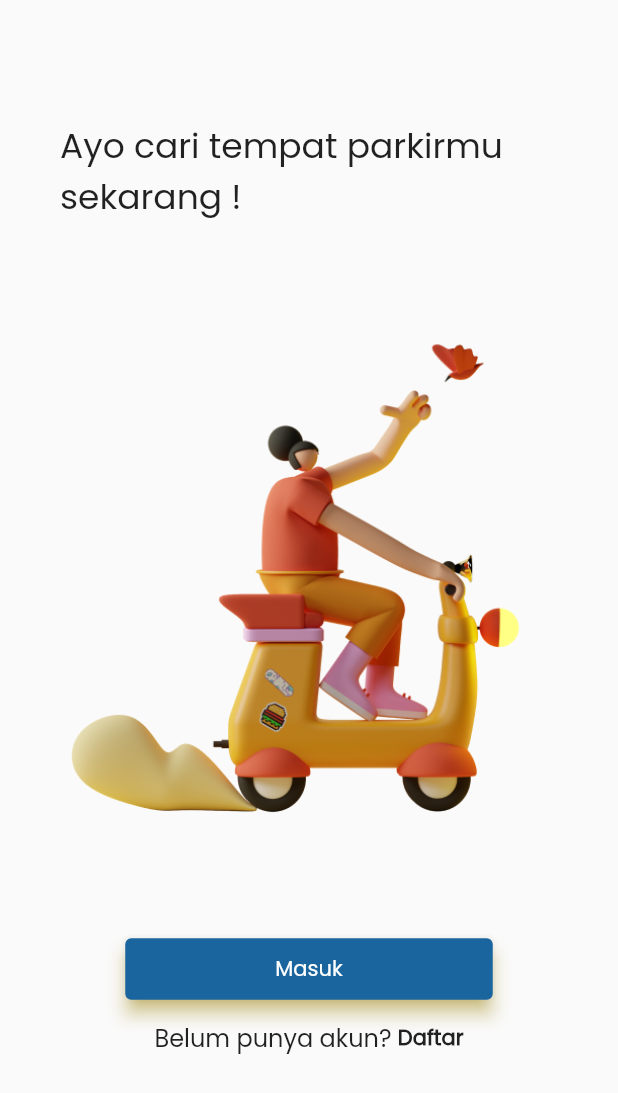
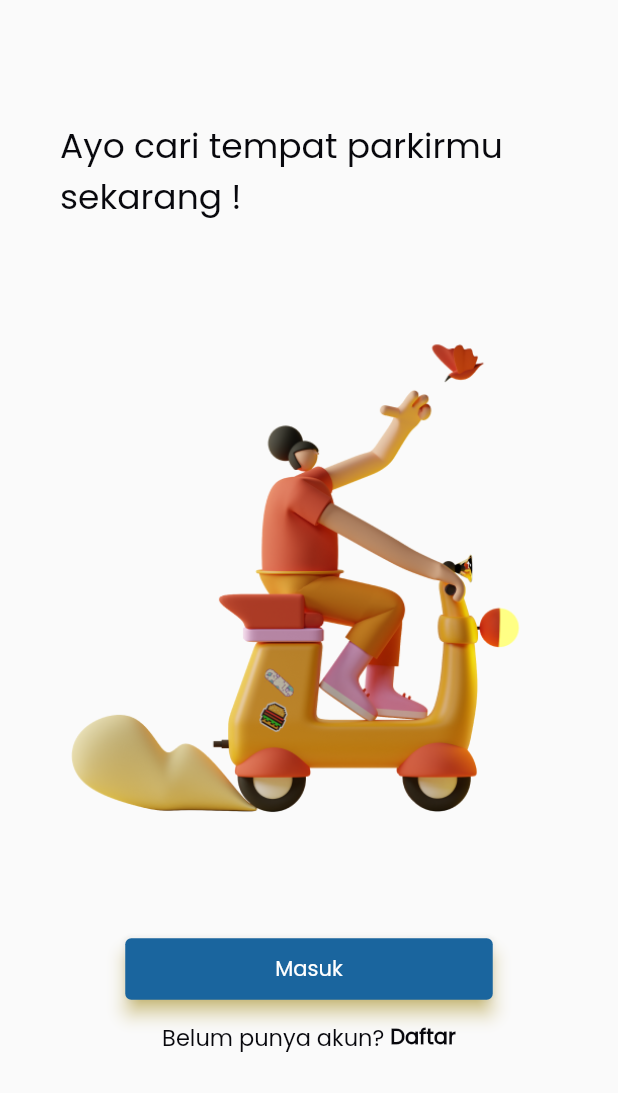
Before and after one commit to RyzAnugrah/parking_u, a Flutter app: the screen it shows after launch, on a phone screen of 412 x 824 dp. Shown: the top 1093 px of the screen. Run offline on Flutter 3.47's test engine with Material 2 defaults, Android fonts, the phone set to English and light mode, and no system bars; our stand-ins replace device_preview.

Commit message:
fixing + add device_preview

```diff
--- /dev/null
+++ b/lib/enum/device_screen_type.dart
@@ -0,0 +1,5 @@
+enum DeviceScreenType {
+  Mobile,
+  Tablet,
+  Desktop
+}
--- a/lib/main.dart
+++ b/lib/main.dart
@@ -1,20 +1,34 @@
+import 'package:flutter/foundation.dart';
 import 'package:flutter/material.dart';
+import 'package:device_preview/device_preview.dart';
+import 'package:flutter/services.dart';
+
 import 'package:parking_u/screens/splash_screen.dart';
 
-void main() {
-  runApp(MyApp());
-}
+void main() => runApp(
+      DevicePreview(
+        enabled: !kReleaseMode, // Ensures that it is disabled in release mode
+        builder: (context) => MyApp(),
+      ),
+    );
 
 class MyApp extends StatelessWidget {
   @override
   Widget build(BuildContext context) {
+    SystemChrome.setPreferredOrientations([
+      DeviceOrientation.portraitUp,
+      DeviceOrientation.portraitDown,
+    ]);
     return MaterialApp(
+      locale: DevicePreview.locale(context),
+      builder: DevicePreview.appBuilder,
       title: 'Parking.u',
       debugShowCheckedModeBanner: false,
       theme: ThemeData(
-        primarySwatch: Colors.blueGrey,
-        fontFamily: 'Poppins',
-      ),
+          textTheme: Theme.of(context).textTheme.apply(
+                fontFamily: 'Poppins',
+                bodyColor: Color(0xFF08080D)
+              )),
       home: SplashScreenPage(),
     );
   }
--- a/lib/screens/home_screen.dart
+++ b/lib/screens/home_screen.dart
@@ -1,20 +1,25 @@
 import 'package:flutter/material.dart';
+import 'package:parking_u/ui/base_widget.dart';
 
-class HomeScreen extends StatelessWidget {
+class HomeScreenPage extends StatelessWidget {
+  static const BackgroundColor = Color(0xFFFFFFFF);
+  static const ErrorColor = Color(0xFFD11313);
+  static const InfoColor = Color(0xFF0569FF);
+  static const PendingColor = Color(0xFFFE9705);
   static const PrimaryColor = Color(0xFF1A659E);
   static const SecondaryColor = Color(0xFFF8CD12);
   static const ShadesColor = Color(0xFF042035);
-  static const BackgroundColor = Color(0xFFFFFFFF);
+  static const SuccessColor = Color(0xFF3AC430);
   static const TextColor_1 = Color(0xFFFFFFFF);
   static const TextColor_2 = Color(0xFF08080D);
-  static const ErrorColor = Color(0xFFD11313);
-  static const InfoColor = Color(0xFF0569FF);
-  static const SuccessColor = Color(0xFF3AC430);
-  static const PendingColor = Color(0xFFFE9705);
+
+  const HomeScreenPage({Key key}) : super(key: key);
 
   @override
   Widget build(BuildContext context) {
+    return BaseWidget(builder: (context, sizingInformation) {
       return Scaffold(
+        resizeToAvoidBottomInset: false,
         body: Container(
           margin: EdgeInsets.all(40.0),
           child: Center(
@@ -47,7 +52,7 @@ class HomeScreen extends StatelessWidget {
                   children: [
                     Text(
                       'Belum punya akun? ',
-                    style: TextStyle(fontSize: 16.0),
+                      style: TextStyle(fontSize: 15.0),
                     ),
                     GestureDetector(
                       child: new Text(
@@ -63,5 +68,6 @@ class HomeScreen extends StatelessWidget {
           ),
         ),
       );
+    });
   }
 }
--- a/lib/screens/splash_screen.dart
+++ b/lib/screens/splash_screen.dart
@@ -15,11 +15,11 @@ class _SplashScreenPageState extends State<SplashScreenPage> {
   }
 
   startSplashScreen() async {
-    var duration = const Duration(seconds: 5);
+    var duration = const Duration(seconds: 3);
     return Timer(duration, () {
       Navigator.of(context).pushReplacement(
         MaterialPageRoute(builder: (_) {
-          return HomeScreen();
+          return HomeScreenPage();
         }),
       );
     });
@@ -43,12 +43,13 @@ class _SplashScreenPageState extends State<SplashScreenPage> {
             Image.asset(
               "assets/images/logo-parking-u-text.png",
               width: 200.0,
-              height: 90.0,
+              height: 100.0,
             ),
             Text(
               'Cari parkir tidak pernah semudah ini',
               style: TextStyle(
-                fontSize: 16,
+                fontSize: 15,
+                color: Color(0xFF08080D)
               ),
             ),
             Expanded(
--- /dev/null
+++ b/lib/ui/base_widget.dart
@@ -0,0 +1,25 @@
+import 'package:flutter/material.dart';
+import 'package:parking_u/ui/sizing_information.dart';
+import 'package:parking_u/utils/ui_utils.dart';
+
+class BaseWidget extends StatelessWidget {
+  final Widget Function(
+      BuildContext context, SizingInformation sizingInformation) builder;
+  const BaseWidget({Key key, this.builder}) : super(key: key);
+
+  @override
+  Widget build(BuildContext context) {
+    var mediaQuery = MediaQuery.of(context);
+
+    return LayoutBuilder(builder: (context, boxSizing) {
+      var sizingInformation = SizingInformation(
+        orientation: mediaQuery.orientation,
+        deviceType: getDeviceType(mediaQuery),
+        screenSize: mediaQuery.size,
+        localWidgetSize: Size(boxSizing.maxWidth, boxSizing.maxHeight),
+      );
+
+      return builder(context, sizingInformation);
+    });
+  }
+}
--- /dev/null
+++ b/lib/ui/sizing_information.dart
@@ -0,0 +1,21 @@
+import 'package:flutter/widgets.dart';
+import 'package:parking_u/enum/device_screen_type.dart';
+
+class SizingInformation {
+  final Orientation orientation;
+  final DeviceScreenType deviceType;
+  final Size screenSize;
+  final Size localWidgetSize;
+
+  SizingInformation({
+    this.orientation,
+    this.deviceType,
+    this.screenSize,
+    this.localWidgetSize,
+  });
+
+  @override
+  String toString() {
+    return 'Orientation:$orientation DeviceType:$deviceType ScreenSize:$screenSize LocalWidgetSize:$localWidgetSize';
+  }
+}
--- /dev/null
+++ b/lib/utils/ui_utils.dart
@@ -0,0 +1,24 @@
+import 'package:flutter/widgets.dart';
+import 'package:parking_u/enum/device_screen_type.dart';
+
+DeviceScreenType getDeviceType(MediaQueryData mediaQuery) {
+  var orientation = mediaQuery.orientation;
+
+  double deviceWidth = 0;
+
+  if (orientation == Orientation.landscape) {
+    deviceWidth = mediaQuery.size.height;
+  } else {
+    deviceWidth = mediaQuery.size.width;
+  }
+
+  if (deviceWidth > 950) {
+    return DeviceScreenType.Desktop;
+  }
+
+  if (deviceWidth > 600) {
+    return DeviceScreenType.Tablet;
+  }
+
+  return DeviceScreenType.Mobile;
+}
--- a/pubspec.yaml
+++ b/pubspec.yaml
@@ -23,7 +23,7 @@ environment:
 dependencies:
   flutter:
     sdk: flutter
-  # splashscreen: ^1.3.5
+  device_preview: ^0.7.1
 
 
   # The following adds the Cupertino Icons font to your application.
```
Also changed, not shown: pubspec.lock. Lines whose indentation alone changed are shown as unchanged.
